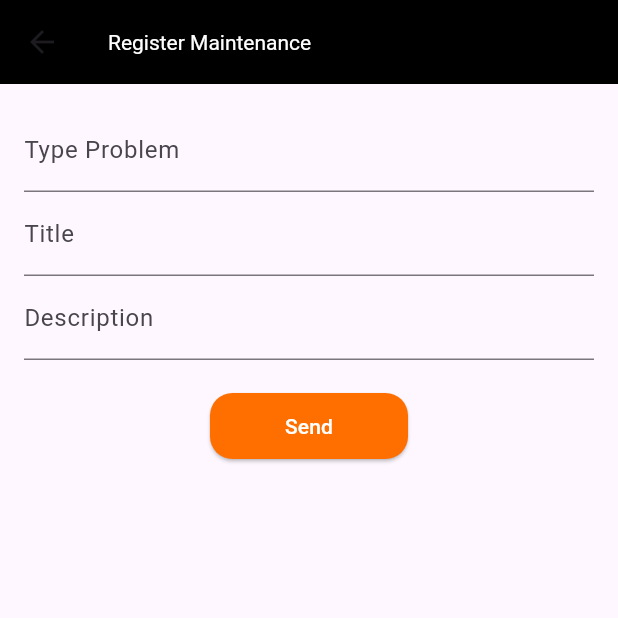
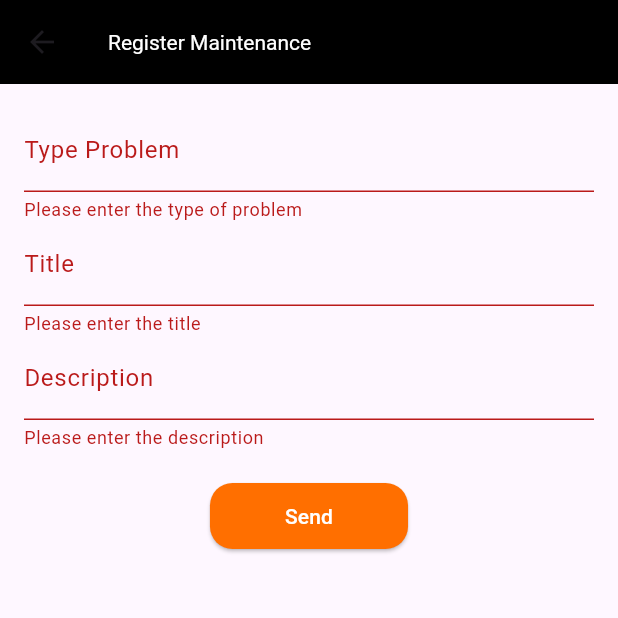
Before and after one commit to Grupo1-AplicacionesMoviles/DriveSafe-MobileApp, a Flutter app: the RegisterMaintenancePage screen opened directly with empty values, after a tap on "Send", on a phone screen of 412 x 824 dp, the top half of it. Run offline on Flutter 3.47's test engine with Material 3 defaults, Android fonts, the phone set to English and light mode, and no system bars; our stand-ins replace image_picker, jwt_decoder, shared_preferences; accounts and stored records are empty.

Commit message:
Update register-maintenance.page.dart

```diff
--- a/lib/pages/register-maintenance.page.dart
+++ b/lib/pages/register-maintenance.page.dart
@@ -18,8 +18,10 @@ class _RegisterMaintenancePageState extends State<RegisterMaintenancePage> {
   final TextEditingController _typeProblemController = TextEditingController();
   final TextEditingController _titleController = TextEditingController();
   final TextEditingController _descriptionController = TextEditingController();
+  final GlobalKey<FormState> _formKey = GlobalKey<FormState>();
 
   Future<void> _sendMaintenance() async {
+    if (_formKey.currentState!.validate()) {
       SharedPreferences prefs = await SharedPreferences.getInstance();
       String? token = prefs.getString('token');
       Map<String, dynamic> decodedToken = JwtDecoder.decode(token!);
@@ -44,6 +46,7 @@ class _RegisterMaintenancePageState extends State<RegisterMaintenancePage> {
         print('Failed to send maintenance');
       }
     }
+  }
 
   @override
   Widget build(BuildContext context) {
@@ -53,19 +56,39 @@ class _RegisterMaintenancePageState extends State<RegisterMaintenancePage> {
       ),
       body: Padding(
         padding: const EdgeInsets.all(16.0),
+        child: Form(
+          key: _formKey,
           child: Column(
             children: <Widget>[
-            TextField(
+              TextFormField(
                 controller: _typeProblemController,
                 decoration: const InputDecoration(labelText: 'Type Problem'),
+                validator: (value) {
+                  if (value == null || value.isEmpty) {
+                    return 'Please enter the type of problem';
+                  }
+                  return null;
+                },
               ),
-            TextField(
+              TextFormField(
                 controller: _titleController,
                 decoration: const InputDecoration(labelText: 'Title'),
+                validator: (value) {
+                  if (value == null || value.isEmpty) {
+                    return 'Please enter the title';
+                  }
+                  return null;
+                },
               ),
-            TextField(
+              TextFormField(
                 controller: _descriptionController,
                 decoration: const InputDecoration(labelText: 'Description'),
+                validator: (value) {
+                  if (value == null || value.isEmpty) {
+                    return 'Please enter the description';
+                  }
+                  return null;
+                },
               ),
               const SizedBox(height: 20),
               ElevatedButton(
@@ -75,6 +98,7 @@ class _RegisterMaintenancePageState extends State<RegisterMaintenancePage> {
             ],
           ),
         ),
+      ),
     );
   }
 }
```
Lines whose indentation alone changed are shown as unchanged.
